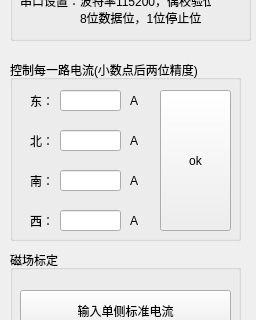
The window that Debug_Pole.ui (MagicalAstronomy/MagentOperation) describes before a commit, drawn with Qt 5; both pictures show x 0 to 256 and y 130 to 450 of the 256 by 768 pixel window.
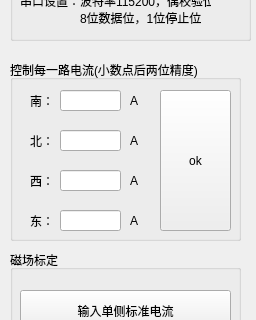
The same window after the commit.

Diff of the .ui file:
```diff
--- a/Debug_Pole.ui
+++ b/Debug_Pole.ui
@@ -163,7 +163,7 @@
      </rect>
     </property>
     <property name="text">
-     <string>东：</string>
+     <string>南：</string>
     </property>
    </widget>
    <widget class="QLabel" name="label_6">
@@ -189,7 +189,7 @@
      </rect>
     </property>
     <property name="text">
-     <string>南：</string>
+     <string>西：</string>
     </property>
    </widget>
    <widget class="QLabel" name="label_8">
@@ -202,7 +202,7 @@
      </rect>
     </property>
     <property name="text">
-     <string>西：</string>
+     <string>东：</string>
     </property>
    </widget>
    <widget class="QLabel" name="label_9">
```
